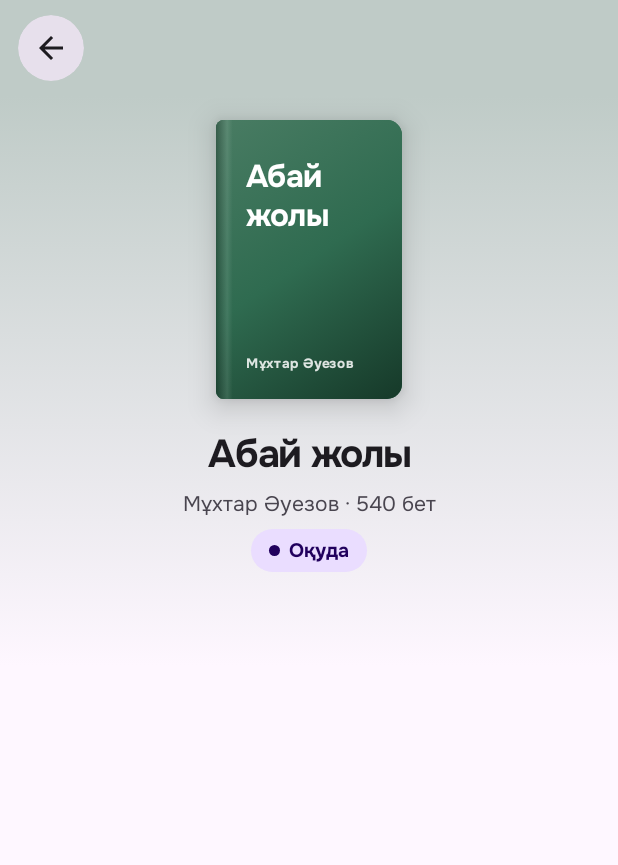
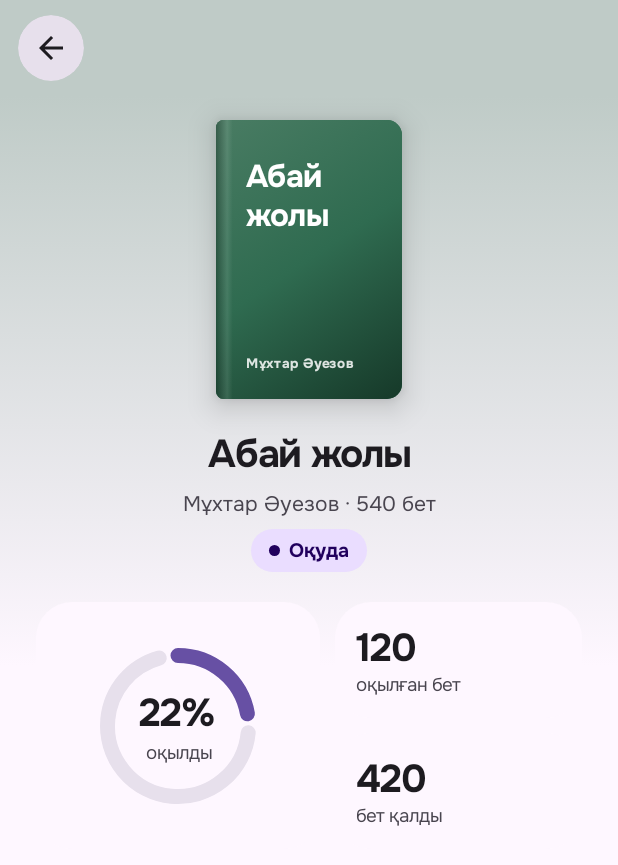
Before and after one commit to parasattt/1004bala, an Android app built with Jetpack Compose: the @Preview function BookDetailsHeaderLightPreview, on a phone screen of 412 x 824 dp. Shown: the top 865 px of the screen. Run offline under Robolectric (Android 15) with nearby library versions, the phone set to English and light mode, and no system bars.

Commit message:
feat(details): show reading progress ring and page counters

```diff
--- a/app/src/main/java/com/example/a1004bala/ui/components/ReadingProgressBar.kt
+++ b/app/src/main/java/com/example/a1004bala/ui/components/ReadingProgressBar.kt
@@ -1 +1,89 @@
 package com.example.a1004bala.ui.components
+
+import androidx.compose.foundation.layout.Arrangement
+import androidx.compose.foundation.layout.Box
+import androidx.compose.foundation.layout.Column
+import androidx.compose.foundation.layout.padding
+import androidx.compose.foundation.layout.size
+import androidx.compose.material3.CircularProgressIndicator
+import androidx.compose.material3.MaterialTheme
+import androidx.compose.material3.Surface
+import androidx.compose.material3.Text
+import androidx.compose.runtime.Composable
+import androidx.compose.ui.Alignment
+import androidx.compose.ui.Modifier
+import androidx.compose.ui.graphics.StrokeCap
+import androidx.compose.ui.semantics.ProgressBarRangeInfo
+import androidx.compose.ui.semantics.clearAndSetSemantics
+import androidx.compose.ui.semantics.progressBarRangeInfo
+import androidx.compose.ui.semantics.stateDescription
+import androidx.compose.ui.tooling.preview.Preview
+import androidx.compose.ui.unit.dp
+import com.example.a1004bala.ui.theme.BookWormTheme
+
+@Composable
+fun ReadingProgressBar(
+    progress: Float,
+    percent: Int,
+    modifier: Modifier = Modifier
+) {
+    val safeProgress = progress.coerceIn(0f, 1f)
+    val safePercent = percent.coerceIn(0, 100)
+    Box(
+        modifier = modifier
+            .size(104.dp)
+            .clearAndSetSemantics {
+                progressBarRangeInfo = ProgressBarRangeInfo(safeProgress, 0f..1f)
+                stateDescription = "$safePercent% оқылды"
+            },
+        contentAlignment = Alignment.Center
+    ) {
+        CircularProgressIndicator(
+            progress = { safeProgress },
+            modifier = Modifier.matchParentSize(),
+            color = MaterialTheme.colorScheme.primary,
+            trackColor = MaterialTheme.colorScheme.surfaceVariant,
+            strokeWidth = 10.dp,
+            strokeCap = StrokeCap.Round
+        )
+        Column(
+            horizontalAlignment = Alignment.CenterHorizontally,
+            verticalArrangement = Arrangement.spacedBy(2.dp)
+        ) {
+            Text(
+                text = "$safePercent%",
+                style = MaterialTheme.typography.headlineSmall,
+                color = MaterialTheme.colorScheme.onSurface
+            )
+            Text(
+                text = "оқылды",
+                style = MaterialTheme.typography.bodySmall,
+                color = MaterialTheme.colorScheme.onSurfaceVariant
+            )
+        }
+    }
+}
+
+@Preview(name = "Progress · 22%", showBackground = true)
+@Composable
+private fun ReadingProgressPreview() {
+    BookWormTheme(darkTheme = false) {
+        Surface { ReadingProgressBar(progress = 120f / 540, percent = 22, modifier = Modifier.padding(16.dp)) }
+    }
+}
+
+@Preview(name = "Progress · empty", showBackground = true)
+@Composable
+private fun ReadingProgressEmptyPreview() {
+    BookWormTheme(darkTheme = false) {
+        Surface { ReadingProgressBar(progress = 0f, percent = 0, modifier = Modifier.padding(16.dp)) }
+    }
+}
+
+@Preview(name = "Progress · complete · dark", showBackground = true)
+@Composable
+private fun ReadingProgressCompletePreview() {
+    BookWormTheme(darkTheme = true) {
+        Surface { ReadingProgressBar(progress = 1f, percent = 100, modifier = Modifier.padding(16.dp)) }
+    }
+}
--- a/app/src/main/java/com/example/a1004bala/ui/screens/details/BookDetailsScreen.kt
+++ b/app/src/main/java/com/example/a1004bala/ui/screens/details/BookDetailsScreen.kt
@@ -4,10 +4,13 @@ import androidx.compose.foundation.background
 import androidx.compose.foundation.layout.Arrangement
 import androidx.compose.foundation.layout.Box
 import androidx.compose.foundation.layout.Column
+import androidx.compose.foundation.layout.IntrinsicSize
 import androidx.compose.foundation.layout.Row
 import androidx.compose.foundation.layout.fillMaxSize
+import androidx.compose.foundation.layout.fillMaxHeight
 import androidx.compose.foundation.layout.fillMaxWidth
 import androidx.compose.foundation.layout.padding
+import androidx.compose.foundation.layout.height
 import androidx.compose.foundation.layout.size
 import androidx.compose.foundation.rememberScrollState
 import androidx.compose.foundation.shape.CircleShape
@@ -39,6 +42,7 @@ import com.example.a1004bala.data.model.Book
 import com.example.a1004bala.data.model.BookStatus
 import com.example.a1004bala.ui.AppViewModelProvider
 import com.example.a1004bala.ui.components.BookWormTopBar
+import com.example.a1004bala.ui.components.ReadingProgressBar
 import com.example.a1004bala.ui.theme.BookWormTheme
 
 @Composable
@@ -99,7 +103,55 @@ private fun BookDetailsContent(
                 verticalArrangement = Arrangement.spacedBy(12.dp)
             ) {
                 BookDetailsHeader(book)
+                BookReadingSummary(book)
             }
+        }
+    }
+}
+
+@Composable
+private fun BookReadingSummary(book: Book) {
+    Row(
+        modifier = Modifier.fillMaxWidth().padding(top = 8.dp).height(IntrinsicSize.Min),
+        horizontalArrangement = Arrangement.spacedBy(10.dp)
+    ) {
+        Surface(
+            modifier = Modifier.weight(1.15f).fillMaxHeight(),
+            shape = RoundedCornerShape(24.dp),
+            color = MaterialTheme.colorScheme.surface
+        ) {
+            Box(modifier = Modifier.padding(16.dp), contentAlignment = Alignment.Center) {
+                ReadingProgressBar(progress = book.progress, percent = book.progressPercent)
+            }
+        }
+        Column(
+            modifier = Modifier.weight(1f),
+            verticalArrangement = Arrangement.spacedBy(10.dp)
+        ) {
+            PageCountTile(count = book.currentPage, label = "оқылған бет")
+            PageCountTile(count = book.pagesLeft, label = "бет қалды")
+        }
+    }
+}
+
+@Composable
+private fun PageCountTile(count: Int, label: String) {
+    Surface(
+        modifier = Modifier.fillMaxWidth(),
+        shape = RoundedCornerShape(24.dp),
+        color = MaterialTheme.colorScheme.surface
+    ) {
+        Column(modifier = Modifier.padding(14.dp)) {
+            Text(
+                text = count.toString(),
+                style = MaterialTheme.typography.headlineSmall,
+                color = MaterialTheme.colorScheme.onSurface
+            )
+            Text(
+                text = label,
+                style = MaterialTheme.typography.bodySmall,
+                color = MaterialTheme.colorScheme.onSurfaceVariant
+            )
         }
     }
 }
```
